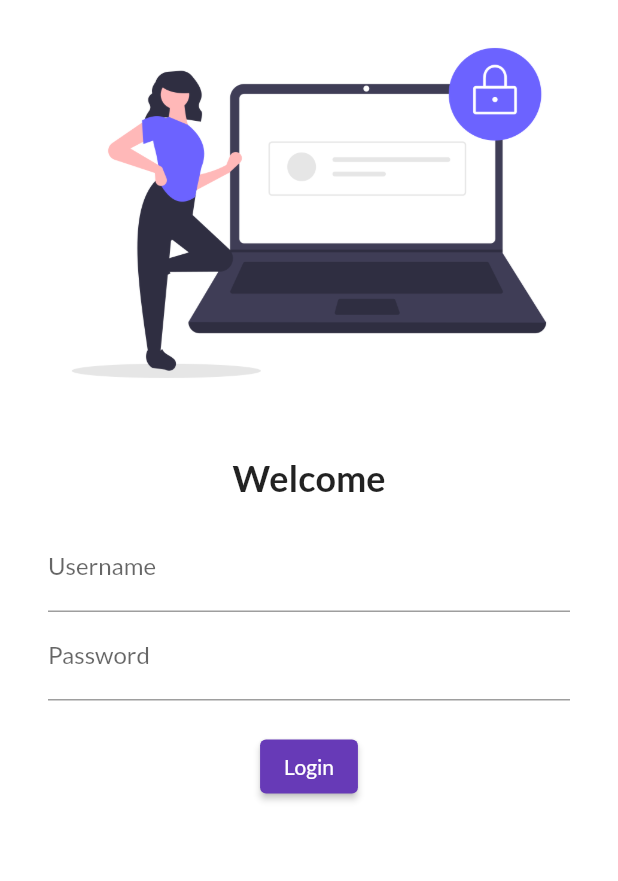
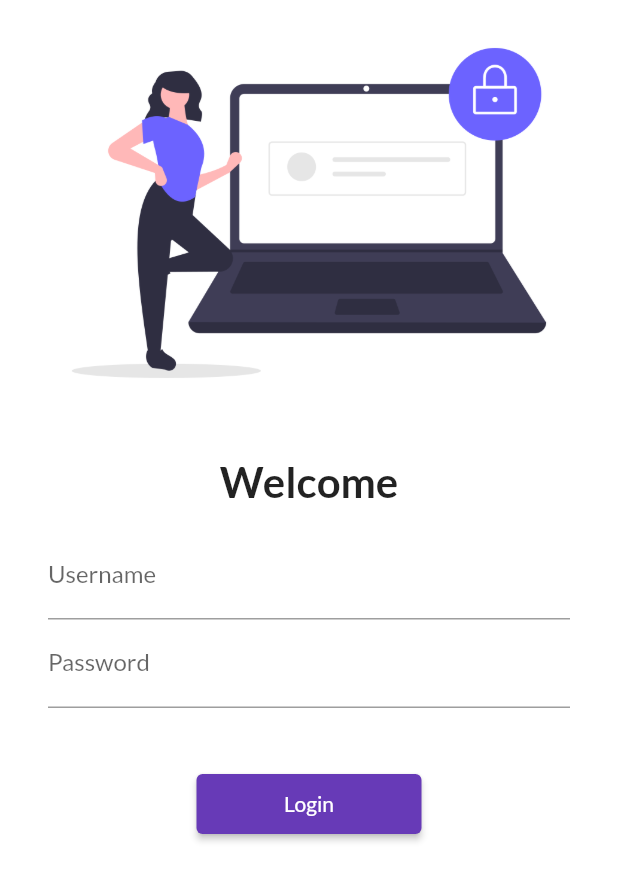
Before and after one commit to ka-png/30DaysOfFlutter, a Flutter app: the screen it shows after launch, on a phone screen of 412 x 824 dp. Shown: the top 881 px of the screen. Run offline on Flutter 3.47's test engine with Material 2 defaults, Android fonts, the phone set to English and light mode, and no system bars; our stand-ins replace google_fonts.

Commit message:
day5 completed

```diff
--- a/lib/main.dart
+++ b/lib/main.dart
@@ -2,6 +2,7 @@ import 'package:flutter/material.dart';
 
 import 'package:flutter_catalog/pages/home_page.dart';
 import 'package:flutter_catalog/pages/login_page.dart';
+import 'package:flutter_catalog/utils/routes.dart';
 import 'package:google_fonts/google_fonts.dart';
 
 void main() {
@@ -25,8 +26,8 @@ const MyApp({super.key});
       initialRoute : "/",
       routes: {
         "/" :(context) => LoginPage(),
-        "/home" :(context) => HomePage(),
-        "/login" :(context) => LoginPage(),
+        MyRoutes.homeRoute :(context) => HomePage(),
+        MyRoutes.loginRoute :(context) => LoginPage(),
       },
     );
   }
--- a/lib/pages/login_page.dart
+++ b/lib/pages/login_page.dart
@@ -1,4 +1,5 @@
 import 'package:flutter/material.dart';
+import 'package:flutter_catalog/utils/routes.dart';
 
 class LoginPage extends StatelessWidget {
   const LoginPage({super.key});
@@ -6,16 +7,20 @@ class LoginPage extends StatelessWidget {
   Widget build(BuildContext context) {
     return Material(
       color: Colors.white,
+      child: SingleChildScrollView(
         child: Column(
           children: [
-          Image.asset("assets/images/login_image.png", fit: BoxFit.cover),
+            Image.asset(
+              "assets/images/login_image.png",
+              fit: BoxFit.cover,
+            ),
             SizedBox(
               height: 20.0,
             ),
             Text(
               "Welcome",
               style: TextStyle(
-              fontSize: 24,
+                fontSize: 28,
                 fontWeight: FontWeight.bold,
               ),
             ),
@@ -38,13 +43,13 @@ class LoginPage extends StatelessWidget {
                     ),
                   ),
                   SizedBox(
-                  height: 20.0,
+                    height: 40.0,
                   ),
                   ElevatedButton(
                     child: Text("Login"),
-                  style: TextButton.styleFrom(),
+                    style: TextButton.styleFrom(minimumSize: Size(150, 40)),
                     onPressed: () {
-                    print("Hi Codepur");
+                      Navigator.pushNamed(context, MyRoutes.homeRoute);
                     },
                   )
                 ],
@@ -52,6 +57,7 @@ class LoginPage extends StatelessWidget {
             )
           ],
         ),
+      ),
     );
   }
 }
--- /dev/null
+++ b/lib/utils/routes.dart
@@ -0,0 +1,4 @@
+class MyRoutes {
+  static String loginRoute = "/login";
+  static String homeRoute = "/home";
+}
```
Lines whose indentation alone changed are shown as unchanged.
